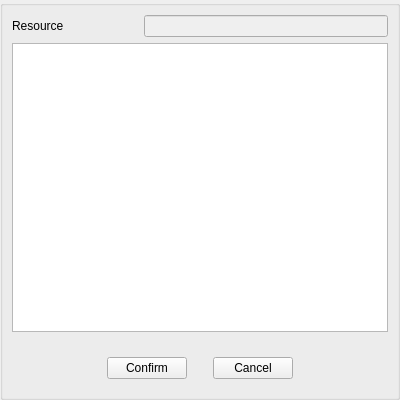
Old version of the form src/Editor/Script/ResourceSnippetOverlay.ui in the repository RemotelyChaotic/JOIPEngine.
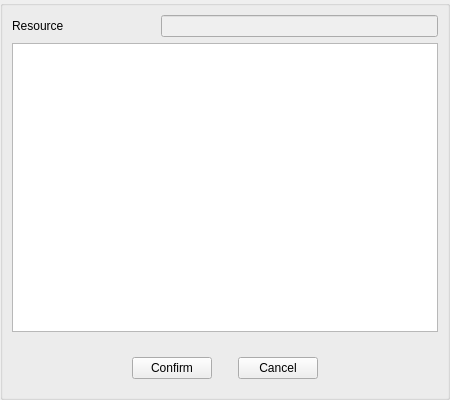
New version of the form. Custom widgets are drawn as their Qt base class.

```diff
--- a/src/Editor/Script/ResourceSnippetOverlay.ui
+++ b/src/Editor/Script/ResourceSnippetOverlay.ui
@@ -6,7 +6,7 @@
    <rect>
     <x>0</x>
     <y>0</y>
-    <width>400</width>
+    <width>450</width>
     <height>400</height>
    </rect>
   </property>
```
